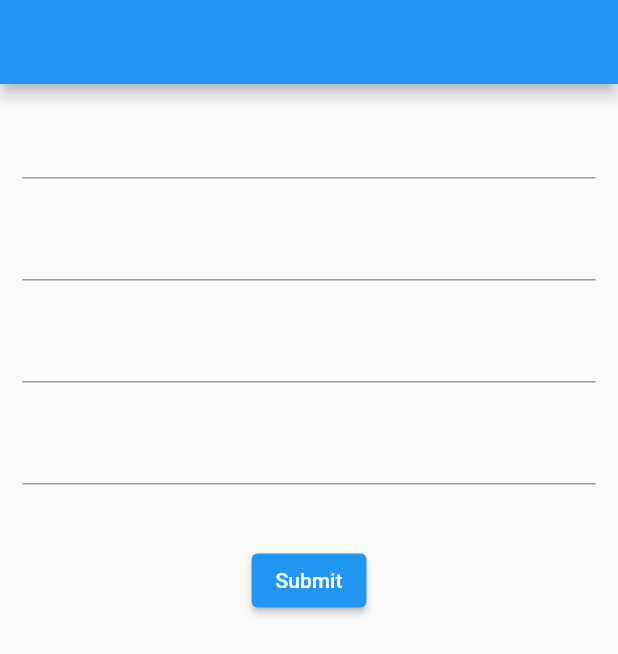
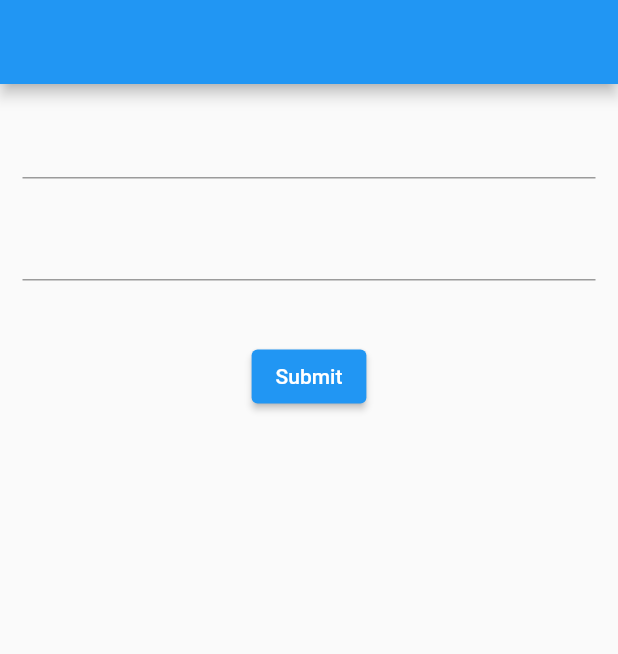
Before and after one commit to DheerajWork/practice_project, a Flutter app: the screen it shows after launch, after a tap on "Submit", on a phone screen of 412 x 824 dp. Shown: the top 654 px of the screen. Run offline on Flutter 3.47's test engine with Material 2 defaults, Android fonts, the phone set to English and light mode, and no system bars; our stand-ins replace email_validator, firebase_auth, firebase_core, image_cropper, image_picker; accounts and stored records are empty; network calls fail.

Commit message:
login_api complete

```diff
--- a/lib/main.dart
+++ b/lib/main.dart
@@ -3,6 +3,7 @@ import 'package:flutter/services.dart';
 import 'package:practice_project/new_widget/hero.dart';
 import 'package:practice_project/phone_authentication/phone_authentication.dart';
 import 'package:firebase_core/firebase_core.dart';
+import 'package:practice_project/register_api/login_api.dart';
 import 'package:practice_project/register_api/register_api.dart';
 
 void main() async{
@@ -24,7 +25,7 @@ class MyApp extends StatelessWidget {
     return MaterialApp(
       title: 'Flutter Demo',
       debugShowCheckedModeBanner: false,
-      home: RegistrationApi(),
+      home: LoginApi(),
       routes: {
         'Second Page' : (context) => SecondPage()
       },
--- /dev/null
+++ b/lib/register_api/login_api.dart
@@ -0,0 +1,65 @@
+import 'dart:convert';
+
+import 'package:flutter/material.dart';
+import 'package:http/http.dart' as http;
+
+class LoginApi extends StatefulWidget {
+  @override
+  _LoginApiState createState() => _LoginApiState();
+}
+
+class _LoginApiState extends State<LoginApi> {
+
+  TextEditingController _email = TextEditingController();
+  TextEditingController _password = TextEditingController();
+
+  Future registrationUser ()async{
+    String APIURL = "http://shaybani.quiz99.online/api/login";
+
+    Map mapAdd = {
+      'email': _email.text,
+      'password': _password.text,
+      'photo': "ss",
+    };
+
+    print("JSON DATA $mapAdd");
+
+    http.Response response = await http.post(Uri.parse(APIURL),body: mapAdd);
+
+    print(response.body);
+
+    var data = jsonDecode(response.body);
+
+    print("Data $data");
+
+  }
+
+  @override
+  Widget build(BuildContext context) {
+    return Scaffold(
+      appBar: AppBar(),
+      body: Padding(
+        padding: const EdgeInsets.all(15),
+        child: Column(
+          children: [
+            TextField(
+              controller: _email,
+            ),
+            SizedBox(
+              height: 20,
+            ),
+            TextField(
+              controller: _password,
+            ),
+            SizedBox(
+              height: 40,
+            ),
+            ElevatedButton(onPressed: (){
+              registrationUser();
+            }, child: Text("Submit"))
+          ],
+        ),
+      ),
+    );
+  }
+}
```
